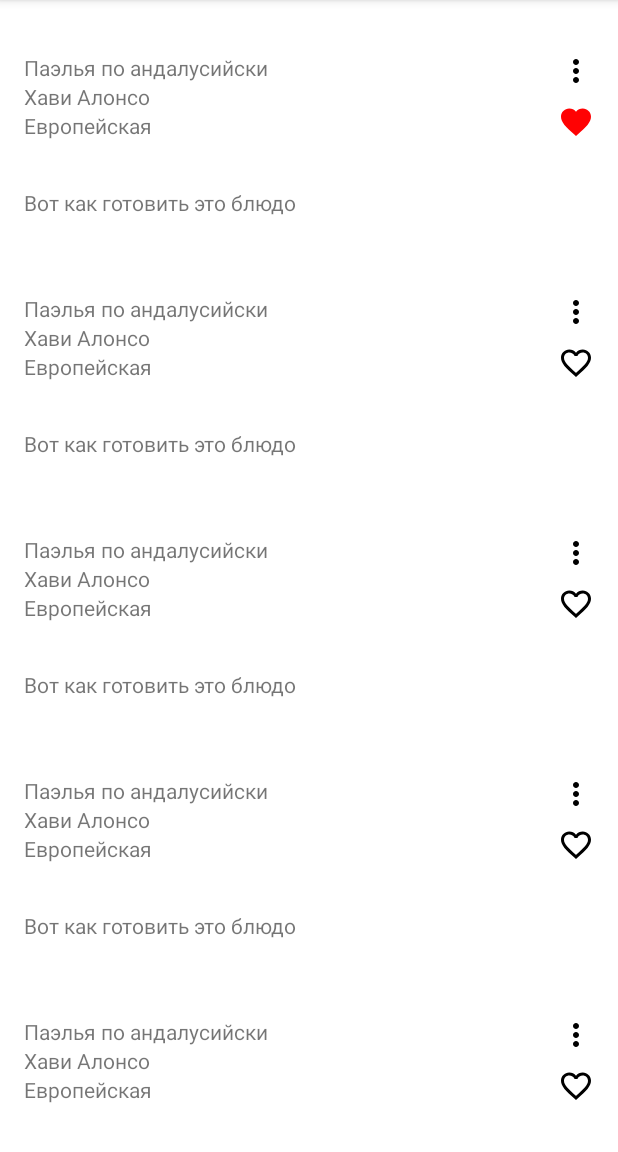
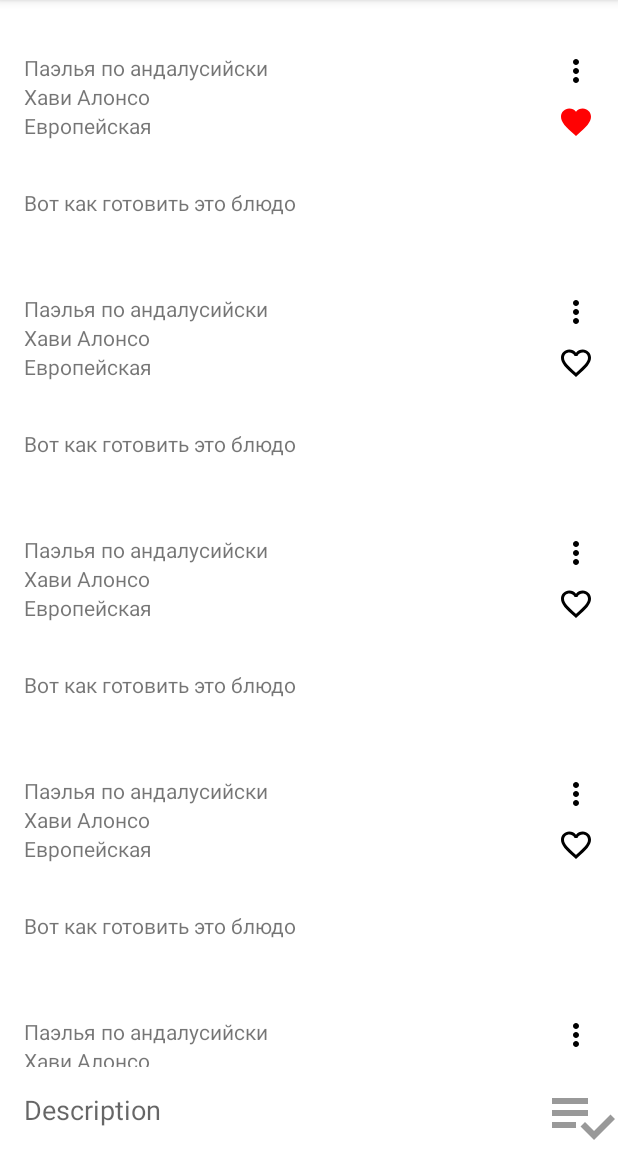
Before and after one commit to smoskovtsev/NeRecipe, an Android app: the screen it shows after launch (MainActivity), after a tap on "Favourites", on a phone screen of 412 x 824 dp, the part 84-1236 px from its top. Run offline under Robolectric (Android 15) with nearby library versions, the phone set to English and light mode, and no system bars.

Commit message:
CRUD implemented

```diff
--- a/app/src/main/java/ru/netology/nerecipe/MainActivity.kt
+++ b/app/src/main/java/ru/netology/nerecipe/MainActivity.kt
@@ -3,8 +3,10 @@ package ru.netology.nerecipe
 import android.os.Bundle
 import androidx.activity.viewModels
 import androidx.appcompat.app.AppCompatActivity
-import ru.netology.nerecipe.data.impl.RecipesAdapter
+import ru.netology.nerecipe.adapter.RecipesAdapter
 import ru.netology.nerecipe.databinding.ActivityMainBinding
+import ru.netology.nerecipe.util.hideKeyboard
+import ru.netology.nerecipe.util.showKeyboard
 import ru.netology.nerecipe.viewModel.RecipeViewModel
 
 class MainActivity : AppCompatActivity() {
@@ -17,10 +19,29 @@ class MainActivity : AppCompatActivity() {
         val binding = ActivityMainBinding.inflate(layoutInflater)
         setContentView(binding.root)
 
-        val adapter = RecipesAdapter(viewModel::onFavAdded)
-        binding.recipesRecycleView.adapter = adapter
+        val adapter = RecipesAdapter(viewModel)
+        binding.recipesRecyclerView.adapter = adapter
         viewModel.data.observe(this) { recipes ->
             adapter.submitList(recipes)
         }
+
+        binding.saveButton.setOnClickListener {
+            val description = binding.descriptionEdit.text.toString()
+            viewModel.onSaveButtonClicked(description)
+        }
+
+        viewModel.currentRecipe.observe(this) { currentRecipe ->
+            with(binding.descriptionEdit) {
+                val description = currentRecipe?.description
+                setText(description)
+                if (description != null) {
+                    requestFocus()
+                    showKeyboard()
+                } else {
+                    clearFocus()
+                    hideKeyboard()
+                }
+            }
+        }
     }
 }
--- /dev/null
+++ b/app/src/main/java/ru/netology/nerecipe/adapter/RecipeInteractionListener.kt
@@ -0,0 +1,9 @@
+package ru.netology.nerecipe.adapter
+
+import ru.netology.nerecipe.dto.Recipe
+
+interface RecipeInteractionListener {
+    fun onFavAdded(recipe: Recipe)
+    fun onRecipeDeleted(recipe: Recipe)
+    fun onRecipeEdited(recipe: Recipe)
+}
--- a/app/src/main/java/ru/netology/nerecipe/data/impl/RecipesAdapter.kt
+++ b/app/src/main/java/ru/netology/nerecipe/adapter/RecipesAdapter.kt
@@ -1,7 +1,8 @@
-package ru.netology.nerecipe.data.impl
+package ru.netology.nerecipe.adapter
 
 import android.view.LayoutInflater
 import android.view.ViewGroup
+import android.widget.PopupMenu
 import androidx.annotation.DrawableRes
 import androidx.recyclerview.widget.DiffUtil
 import androidx.recyclerview.widget.ListAdapter
@@ -11,25 +12,44 @@ import ru.netology.nerecipe.databinding.RecipeBinding
 import ru.netology.nerecipe.dto.Recipe
 
 internal class RecipesAdapter(
-    private val onFavAdded: (Recipe) -> Unit
+    private val interactionListener: RecipeInteractionListener
 ) : ListAdapter<Recipe, RecipesAdapter.ViewHolder>(DiffCallback) {
 
     override fun onCreateViewHolder(parent: ViewGroup, viewType: Int): ViewHolder {
         val inflater = LayoutInflater.from(parent.context)
         val binding = RecipeBinding.inflate(inflater, parent, false)
-        return ViewHolder(binding, onFavAdded)
+        return ViewHolder(binding, interactionListener)
     }
 
     override fun onBindViewHolder(holder: ViewHolder, position: Int) {
         holder.bind(getItem(position))
     }
 
-    class ViewHolder(private val binding: RecipeBinding, onFavAdded: (Recipe) -> Unit) : RecyclerView.ViewHolder(binding.root) {
+    class ViewHolder(private val binding: RecipeBinding, listener: RecipeInteractionListener) : RecyclerView.ViewHolder(binding.root) {
 
         private lateinit var recipe: Recipe
 
+        private val popupMenu by lazy {
+            PopupMenu(itemView.context, binding.menu).apply {
+                inflate(R.menu.options_recipe)
+                setOnMenuItemClickListener { menuItem ->
+                    when (menuItem.itemId) {
+                        R.id.remove -> {
+                            listener.onRecipeDeleted(recipe)
+                            true
+                        }
+                        R.id.edit -> {
+                            listener.onRecipeEdited(recipe)
+                            true
+                        }
+                        else -> false
+                    }
+                }
+            }
+        }
+
         init {
-            binding.favorite.setOnClickListener { onFavAdded(recipe) }
+            binding.favorite.setOnClickListener { listener.onFavAdded(recipe) }
         }
 
         fun bind(recipe: Recipe) {
@@ -42,6 +62,7 @@ internal class RecipesAdapter(
                 recipeDescription.text = recipe.description
 
                 favorite.setImageResource(getFavIconResId(recipe.favorite))
+                menu.setOnClickListener{popupMenu.show()}
             }
         }
 
--- a/app/src/main/java/ru/netology/nerecipe/data/impl/InMemoryRecipeRepository.kt
+++ b/app/src/main/java/ru/netology/nerecipe/data/impl/InMemoryRecipeRepository.kt
@@ -5,8 +5,11 @@ import ru.netology.nerecipe.data.RecipeRepository
 import ru.netology.nerecipe.dto.Recipe
 
 class InMemoryRecipeRepository : RecipeRepository {
+
+    private var nextId = GENERATED_RECIPES_AMOUNT.toLong()
+
     override val data = MutableLiveData(
-        List(100) { index ->
+        List(GENERATED_RECIPES_AMOUNT) { index ->
             Recipe(
                 id = index + 1L,
                 name = "Паэлья по андалусийски",
@@ -28,4 +31,28 @@ class InMemoryRecipeRepository : RecipeRepository {
             else it.copy(favorite = !it.favorite)
         }
     }
+
+    override fun deleteRecipe(recipeId: Long) {
+        data.value = recipes.filterNot { it.id == recipeId}
+    }
+
+    override fun addUpdateRecipe(recipe: Recipe) {
+        if (recipe.id == RecipeRepository.NEW_RECIPE_ID) insert(recipe) else update(recipe)
+    }
+
+    private fun insert(recipe: Recipe) {
+        data.value = listOf(
+            recipe.copy(id = ++nextId)
+        ) + recipes
+    }
+
+    private fun update(recipe: Recipe) {
+        data.value = recipes.map {
+            if (it.id == recipe.id) recipe else it
+        }
+    }
+
+    private companion object {
+        const val GENERATED_RECIPES_AMOUNT = 100
+    }
 }
--- /dev/null
+++ b/app/src/main/java/ru/netology/nerecipe/util/Views.kt
@@ -0,0 +1,15 @@
+package ru.netology.nerecipe.util
+
+import android.content.Context
+import android.view.View
+import android.view.inputmethod.InputMethodManager
+
+internal fun View.hideKeyboard() {
+    val imm = context.getSystemService(Context.INPUT_METHOD_SERVICE) as InputMethodManager
+    imm.hideSoftInputFromWindow(windowToken, /*flags =*/ 0)
+}
+
+internal fun View.showKeyboard() {
+    val imm = context.getSystemService(Context.INPUT_METHOD_SERVICE) as InputMethodManager
+    imm.showSoftInput(this, /*flags =*/ 0)
+}
--- a/app/src/main/java/ru/netology/nerecipe/viewModel/RecipeViewModel.kt
+++ b/app/src/main/java/ru/netology/nerecipe/viewModel/RecipeViewModel.kt
@@ -1,16 +1,46 @@
 package ru.netology.nerecipe.viewModel
 
+import androidx.lifecycle.MutableLiveData
 import androidx.lifecycle.ViewModel
+import ru.netology.nerecipe.adapter.RecipeInteractionListener
 import ru.netology.nerecipe.data.RecipeRepository
 import ru.netology.nerecipe.data.impl.InMemoryRecipeRepository
 import ru.netology.nerecipe.dto.Recipe
 
-class RecipeViewModel : ViewModel() {
+class RecipeViewModel : ViewModel(), RecipeInteractionListener {
 
     private val repository: RecipeRepository = InMemoryRecipeRepository()
 
     val data get() = repository.data
 
-    fun onFavAdded(recipe: Recipe) = repository.addToFavorite(recipe.id)
+    val currentRecipe = MutableLiveData<Recipe?>(null)
+
+    fun onSaveButtonClicked(description: String) {
+        if (description.isBlank()) return
+
+        val recipe = currentRecipe.value?.copy(
+            description = description
+        ) ?: Recipe(
+            id = RecipeRepository.NEW_RECIPE_ID,
+            name = "TestDish",
+            author = "NewChef",
+            category = "Miscellaneous",
+            description = description
+        )
+        repository.addUpdateRecipe(recipe)
+        currentRecipe.value = null
+    }
+
+    // region PostInteractionListener
+
+    override fun onFavAdded(recipe: Recipe) = repository.addToFavorite(recipe.id)
+
+    override fun onRecipeDeleted(recipe: Recipe) = repository.deleteRecipe(recipe.id)
+
+    override fun onRecipeEdited(recipe: Recipe) {
+        currentRecipe.value = recipe
+    }
+
+    // endregion PostInteractionListener
 
 }
--- /dev/null
+++ b/app/src/main/res/drawable/ic_save_48.xml
@@ -0,0 +1,5 @@
+<vector android:height="48dp" android:tint="#999999"
+    android:viewportHeight="24" android:viewportWidth="24"
+    android:width="48dp" xmlns:android="http://schemas.android.com/apk/res/android">
+    <path android:fillColor="@android:color/white" android:pathData="M14,10H2v2h12V10zM14,6H2v2h12V6zM2,16h8v-2H2V16zM21.5,11.5L23,13l-6.99,7l-4.51,-4.5L13,14l3.01,3L21.5,11.5z"/>
+</vector>
--- a/app/src/main/res/layout/activity_main.xml
+++ b/app/src/main/res/layout/activity_main.xml
@@ -1,5 +1,6 @@
 <?xml version="1.0" encoding="utf-8"?>
-<FrameLayout xmlns:android="http://schemas.android.com/apk/res/android"
+<androidx.constraintlayout.widget.ConstraintLayout
+    xmlns:android="http://schemas.android.com/apk/res/android"
     xmlns:app="http://schemas.android.com/apk/res-auto"
     xmlns:tools="http://schemas.android.com/tools"
     android:layout_width="match_parent"
@@ -7,10 +8,47 @@
     tools:context=".MainActivity" >
 
     <androidx.recyclerview.widget.RecyclerView
-        android:id="@+id/recipesRecycleView"
+        android:id="@+id/recipesRecyclerView"
         android:layout_width="match_parent"
-        android:layout_height="match_parent"
+        android:layout_height="0dp"
         app:layoutManager="androidx.recyclerview.widget.LinearLayoutManager"
+        app:layout_constraintBottom_toTopOf="@id/toolsTopBarrier"
+        app:layout_constraintTop_toTopOf="parent"
         tools:listitem="@layout/recipe" />
 
-    </FrameLayout>
+    <androidx.constraintlayout.widget.Barrier
+        android:id="@+id/toolsTopBarrier"
+        android:layout_width="wrap_content"
+        android:layout_height="wrap_content"
+        app:barrierDirection="top"
+        app:constraint_referenced_ids="descriptionEdit,saveButton" />
+
+    <EditText
+        android:id="@+id/descriptionEdit"
+        android:layout_width="0dp"
+        android:layout_height="wrap_content"
+        android:hint="@string/recipe_description"
+        android:inputType="textMultiLine"
+        android:background="@android:color/transparent"
+        android:padding="@dimen/common_spacing"
+        android:importantForAutofill="no"
+        app:layout_constraintTop_toTopOf="@id/toolsTopBarrier"
+        app:layout_constraintBottom_toBottomOf="parent"
+        app:layout_constraintEnd_toStartOf="@id/saveButton"
+        app:layout_constraintStart_toStartOf="parent"
+        />
+
+    <ImageButton
+        android:id="@+id/saveButton"
+        android:layout_width="wrap_content"
+        android:layout_height="wrap_content"
+        android:layout_marginTop="@dimen/common_spacing"
+        android:background="@android:color/transparent"
+        android:contentDescription="@string/description_favorite"
+        app:layout_constraintEnd_toEndOf="parent"
+        app:layout_constraintStart_toEndOf="@id/descriptionEdit"
+        app:layout_constraintBottom_toBottomOf="parent"
+        app:srcCompat="@drawable/ic_save_48"
+        />
+
+</androidx.constraintlayout.widget.ConstraintLayout>
--- /dev/null
+++ b/app/src/main/res/menu/options_recipe.xml
@@ -0,0 +1,9 @@
+<?xml version="1.0" encoding="utf-8"?>
+<menu xmlns:android="http://schemas.android.com/apk/res/android">
+    <item
+        android:id="@+id/remove"
+        android:title="@string/menu_remove" />
+    <item
+        android:id="@+id/edit"
+        android:title="@string/menu_edit" />
+</menu>
--- a/app/src/main/res/values/strings.xml
+++ b/app/src/main/res/values/strings.xml
@@ -2,4 +2,7 @@
     <string name="app_name">NeRecipe</string>
     <string name="description_recipe_menu">Recipe menu</string>
     <string name="description_favorite">Favourites</string>
+    <string name="recipe_description">Description</string>
+    <string name="menu_edit">Edit</string>
+    <string name="menu_remove">Remove</string>
 </resources>
```
Also changed, not shown: app/src/main/java/ru/netology/nerecipe/data/RecipeRepository.kt (+8 -0 lines), 1 other file.
